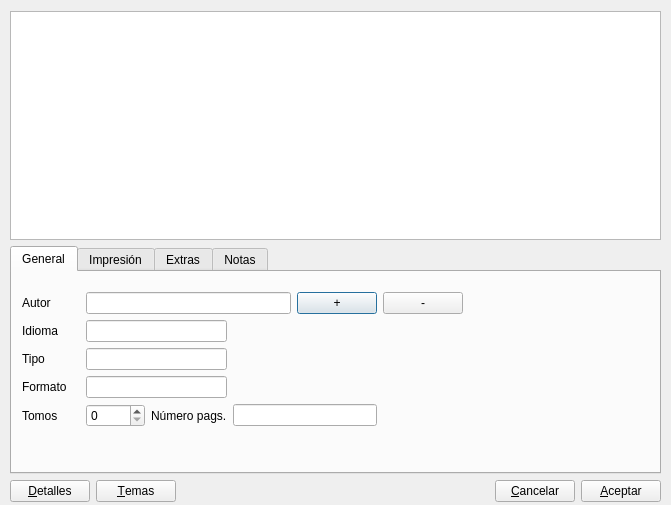
Above: gui/dlgnuevaobra.ui from rogorido/qtpredicadores before the change. Below: the same form after it.
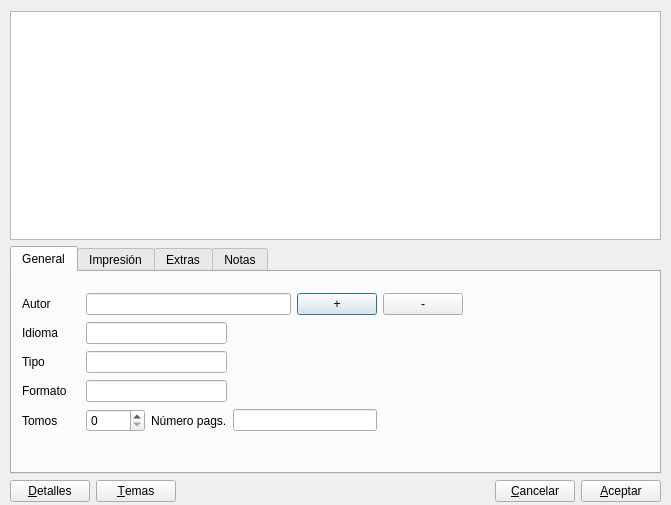
That is the form after the change. Custom widgets are drawn as their Qt base class.

```diff
--- a/gui/dlgnuevaobra.ui
+++ b/gui/dlgnuevaobra.ui
@@ -41,7 +41,7 @@
           <x>10</x>
           <y>20</y>
           <width>441</width>
-          <height>137</height>
+          <height>142</height>
          </rect>
         </property>
         <layout class="QGridLayout" name="gridLayout">
```
Left out of the diff: 2 changed lines with no effect on the pictures.
